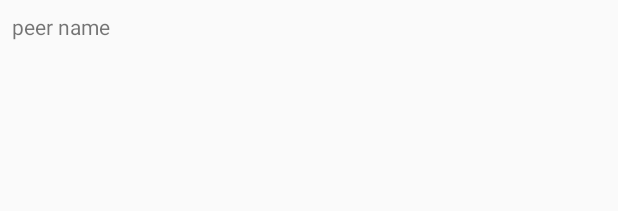
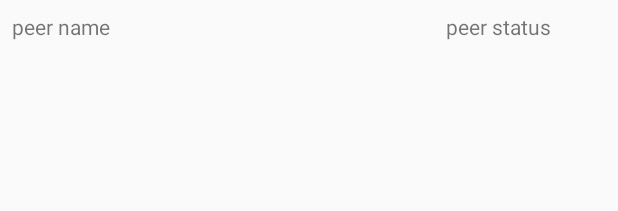
Before and after one commit to papunag209/android-final, an Android app: the layout chat_peer_recycler_item.xml on its own in the app's theme, with its tools: preview values and no code run, on a phone screen of 412 x 824 dp. Shown: the top 211 px of the screen. Run offline under Robolectric (Android 15) with nearby library versions, the phone set to English and light mode, and no system bars.

Commit message:
fixes. adding status to peer

```diff
--- a/P2PChat/app/src/main/java/com/example/p2pchat/threads/ClientSideThread.java
+++ b/P2PChat/app/src/main/java/com/example/p2pchat/threads/ClientSideThread.java
@@ -22,7 +22,7 @@ public class ClientSideThread extends Thread{
         return sendAndReceive;
     }
 
-    public ClientSideThread(InetAddress address, SendAndReceive sendAndReceive, Handler handler){
+    public ClientSideThread(InetAddress address, Handler handler){
         socket = new Socket();
         this.address = address;
         this.sendAndReceive = sendAndReceive;
--- a/P2PChat/app/src/main/res/layout/chat_peer_recycler_item.xml
+++ b/P2PChat/app/src/main/res/layout/chat_peer_recycler_item.xml
@@ -21,4 +21,22 @@
         app:layout_constraintHorizontal_bias="0.0"
         app:layout_constraintStart_toStartOf="parent"
         app:layout_constraintTop_toTopOf="parent" />
+
+    <TextView
+        android:id="@+id/textView_peer_status"
+        android:layout_width="wrap_content"
+        android:layout_height="wrap_content"
+        android:layout_marginStart="8dp"
+        android:layout_marginLeft="8dp"
+        android:layout_marginTop="8dp"
+        android:layout_marginEnd="8dp"
+        android:layout_marginRight="8dp"
+        android:layout_marginBottom="8dp"
+        android:text="peer status"
+        app:layout_constraintBottom_toBottomOf="parent"
+        app:layout_constraintEnd_toEndOf="parent"
+        app:layout_constraintHorizontal_bias="0.887"
+        app:layout_constraintStart_toStartOf="parent"
+        app:layout_constraintTop_toTopOf="parent"
+        app:layout_constraintVertical_bias="0.0" />
 </androidx.constraintlayout.widget.ConstraintLayout>
```
Also changed, not shown: P2PChat/app/src/main/java/com/example/p2pchat/MainActivity.java (+52 -3 lines), P2PChat/app/src/main/java/com/example/p2pchat/adapters/PeersRecyclerViewAdapter.java (+9 -6 lines), P2PChat/app/src/main/java/com/example/p2pchat/data/model/dataholder/PeerStatusHolder.java (added, +25 -0 lines), P2PChat/app/src/main/java/com/example/p2pchat/receivers/WifiBroadcastReceiver.java (+9 -2 lines), P2PChat/app/src/main/java/com/example/p2pchat/threads/ServerSideThread.java (+15 -2 lines), P2PChat/app/src/main/java/com/example/p2pchat/views/MainFragment.java (+15 -4 lines).
